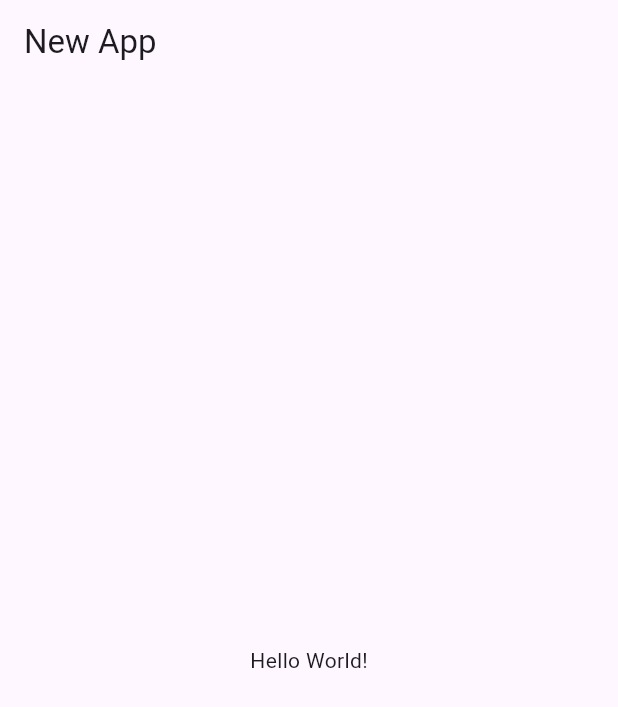
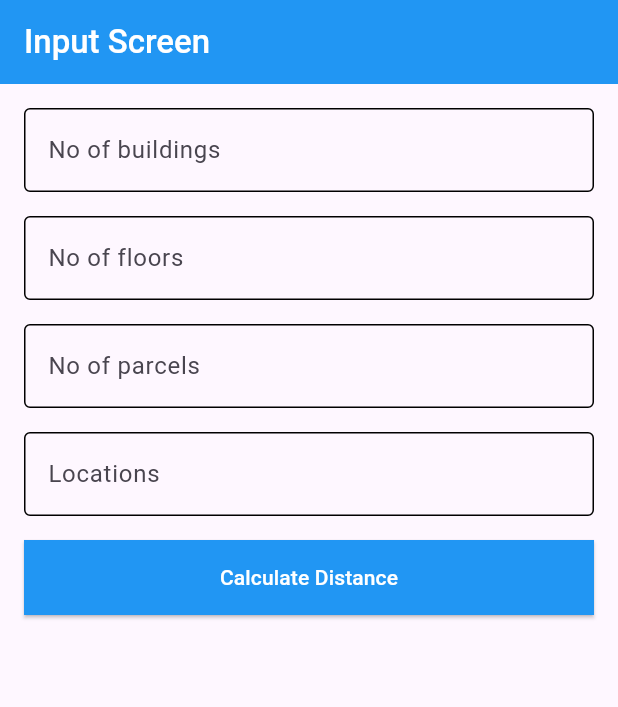
Before and after one commit to DurveshMore8/flutter_test_project, a Flutter app: the screen it shows after launch, on a phone screen of 412 x 824 dp. Shown: the top 707 px of the screen. Run offline on Flutter 3.47's test engine with Material 3 defaults, Android fonts, the phone set to English and light mode, and no system bars.

```diff
--- /dev/null
+++ b/lib/features/01/screens/input_screen.dart
@@ -0,0 +1,108 @@
+import 'package:flutter/material.dart';
+import 'package:flutter_test_project/features/01/services/floor_service.dart';
+import 'package:flutter_test_project/features/01/widgets/input_field.dart';
+import 'package:flutter_test_project/features/01/widgets/snackbar.dart';
+
+class InputScreen extends StatefulWidget {
+  const InputScreen({super.key});
+
+  @override
+  State<InputScreen> createState() => _InputScreenState();
+}
+
+class _InputScreenState extends State<InputScreen> {
+  final FloorService floorService = FloorService();
+
+  final buildingsController = TextEditingController();
+  final floorsController = TextEditingController();
+  final parcelsController = TextEditingController();
+  final locationController = TextEditingController();
+  int distance = 0;
+
+  void handleCalculateClick() {
+    List<Map<String, dynamic>> locations = floorService.sortLocations(
+      locationController.text,
+    );
+
+    if (int.parse(parcelsController.text) != locations.length) {
+      showSnackBar(context, 'Parcels should match with locations count.');
+    }
+
+    distance = floorService.calculateDistance(
+      buildings: int.parse(buildingsController.text),
+      floors: int.parse(floorsController.text),
+      parcels: int.parse(parcelsController.text),
+      locations: locations,
+    );
+
+    setState(() {});
+  }
+
+  @override
+  Widget build(BuildContext context) {
+    return Scaffold(
+      appBar: AppBar(
+        title: const Text(
+          'Input Screen',
+        ),
+      ),
+      body: Padding(
+        padding: const EdgeInsets.all(16),
+        child: Column(
+          children: [
+            InputField(
+              controller: buildingsController,
+              label: 'No of buildings',
+              inputType: TextInputType.number,
+            ),
+            const SizedBox(height: 16),
+            InputField(
+              controller: floorsController,
+              label: 'No of floors',
+              inputType: TextInputType.number,
+            ),
+            const SizedBox(height: 16),
+            InputField(
+              controller: parcelsController,
+              label: 'No of parcels',
+              inputType: TextInputType.number,
+            ),
+            const SizedBox(height: 16),
+            InputField(
+              controller: locationController,
+              label: 'Locations',
+              inputType: TextInputType.text,
+              hintText: '1-2, 2-1, 2-4, 3-3',
+            ),
+            const SizedBox(height: 16),
+            ElevatedButton(
+              onPressed: handleCalculateClick,
+              style: ElevatedButton.styleFrom(
+                fixedSize: Size(
+                  MediaQuery.of(context).size.width,
+                  50,
+                ),
+                shape: const RoundedRectangleBorder(),
+                backgroundColor: Colors.blue,
+              ),
+              child: const Text(
+                'Calculate Distance',
+                style: TextStyle(
+                  color: Colors.white,
+                ),
+              ),
+            ),
+            const SizedBox(height: 32),
+            if (distance != 0)
+              Text(
+                'Delivery boy needs to travel $distance units.',
+                style: const TextStyle(
+                  fontSize: 20,
+                ),
+              ),
+          ],
+        ),
+      ),
+    );
+  }
+}
--- /dev/null
+++ b/lib/features/01/services/floor_service.dart
@@ -0,0 +1,66 @@
+class FloorService {
+  int calculateDistance({
+    required int buildings,
+    required int floors,
+    required int parcels,
+    required List<Map<String, dynamic>> locations,
+  }) {
+    int distance = 0;
+
+    for (int i = 0; i < locations.length; i++) {
+      Map<String, dynamic> location = locations[i];
+
+      bool isNextSameBuilding = false;
+
+      // check if next building exist or not
+      if (locations.length - 1 != i) {
+        // if next parcel is same build then true else false
+        isNextSameBuilding =
+            location['building'] == locations[i + 1]['building'];
+      }
+
+      if (isNextSameBuilding) {
+        // if next parcel is on same building
+        distance += (location['floor'] as int);
+
+        if (locations.length - 2 > i) {
+          distance += 1;
+        }
+        continue;
+      } else {
+        // if next parcel is not on same building
+        distance += location['building'] as int;
+
+        distance += ((location['floor'] as int) * 2) - (i);
+      }
+    }
+
+    // return distance from last building to security gate
+    distance += (locations.last['building'] as int);
+
+    return distance;
+  }
+
+  List<Map<String, dynamic>> sortLocations(String locations) {
+    List<String> pairs = locations.split(', ');
+
+    List<Map<String, dynamic>> buildingFloorList = pairs.map((pair) {
+      List<String> parts = pair.split('-');
+      return {
+        'building': int.parse(parts[0].trim()),
+        'floor': int.parse(parts[1].trim())
+      };
+    }).toList();
+
+    buildingFloorList.sort((a, b) {
+      int buildingComparison = a['building'].compareTo(b['building']);
+      if (buildingComparison != 0) {
+        return buildingComparison;
+      } else {
+        return a['floor'].compareTo(b['floor']);
+      }
+    });
+
+    return buildingFloorList;
+  }
+}
--- /dev/null
+++ b/lib/features/01/widgets/input_field.dart
@@ -0,0 +1,32 @@
+import 'package:flutter/material.dart';
+
+class InputField extends StatelessWidget {
+  final TextEditingController controller;
+  final String label;
+  final TextInputType inputType;
+  final String hintText;
+  const InputField({
+    super.key,
+    required this.controller,
+    required this.label,
+    required this.inputType,
+    this.hintText = '',
+  });
+
+  @override
+  Widget build(BuildContext context) {
+    return TextField(
+      controller: controller,
+      keyboardType: inputType,
+      decoration: InputDecoration(
+        hintText: hintText,
+        hintStyle: const TextStyle(
+          color: Colors.grey,
+        ),
+        label: Text(label),
+        focusedBorder: const OutlineInputBorder(),
+        enabledBorder: const OutlineInputBorder(),
+      ),
+    );
+  }
+}
--- /dev/null
+++ b/lib/features/01/widgets/snackbar.dart
@@ -0,0 +1,14 @@
+import 'package:flutter/material.dart';
+
+void showSnackBar(
+  BuildContext context,
+  String message,
+) {
+  ScaffoldMessenger.of(context).showSnackBar(
+    SnackBar(
+      content: Text(
+        message,
+      ),
+    ),
+  );
+}
--- a/lib/main.dart
+++ b/lib/main.dart
@@ -1,4 +1,5 @@
 import 'package:flutter/material.dart';
+import 'package:flutter_test_project/features/01/screens/input_screen.dart';
 
 void main() {
   runApp(const MyApp());
@@ -12,14 +13,17 @@ class MyApp extends StatelessWidget {
     return MaterialApp(
       debugShowCheckedModeBanner: false,
       title: 'Flutter Demo',
-      home: Scaffold(
-        appBar: AppBar(
-          title: const Text('New App'),
-        ),
-        body: const Center(
-          child: Text('Hello World!'),
+      theme: ThemeData(
+        appBarTheme: const AppBarTheme(
+          color: Colors.blue,
+          titleTextStyle: TextStyle(
+            fontSize: 22,
+            fontWeight: FontWeight.w500,
+            color: Colors.white,
+          ),
         ),
       ),
+      home: const InputScreen(),
     );
   }
 }
```
